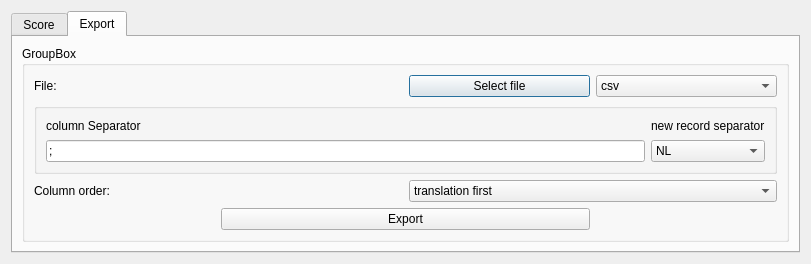
Qt form visulalisation_module/export_UI.ui (lewelyn7/Python-subtitles-translator) before a commit.
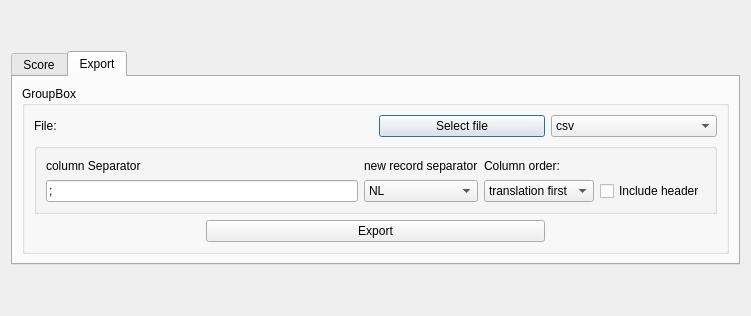
The same form after that commit.

```diff
--- a/visulalisation_module/export_UI.ui
+++ b/visulalisation_module/export_UI.ui
@@ -9,8 +9,8 @@
    <rect>
     <x>0</x>
     <y>0</y>
-    <width>811</width>
-    <height>239</height>
+    <width>751</width>
+    <height>316</height>
    </rect>
   </property>
   <property name="sizePolicy">
@@ -22,7 +22,7 @@
   <property name="maximumSize">
    <size>
     <width>16777215</width>
-    <height>239</height>
+    <height>316</height>
    </size>
   </property>
   <property name="windowTitle">
@@ -169,6 +169,20 @@
                </property>
               </widget>
              </item>
+             <item row="1" column="2">
+              <widget class="QComboBox" name="column_order_combo">
+               <item>
+                <property name="text">
+                 <string>translation first</string>
+                </property>
+               </item>
+               <item>
+                <property name="text">
+                 <string>word first</string>
+                </property>
+               </item>
+              </widget>
+             </item>
              <item row="1" column="1">
               <widget class="QComboBox" name="record_separator_combo_box">
                <item>
@@ -183,30 +197,23 @@
                </item>
               </widget>
              </item>
+             <item row="0" column="2">
+              <widget class="QLabel" name="column_order_lbl">
+               <property name="text">
+                <string>Column order:</string>
+               </property>
+              </widget>
+             </item>
+             <item row="1" column="3">
+              <widget class="QCheckBox" name="checkBox">
+               <property name="text">
+                <string>Include header</string>
+               </property>
+              </widget>
+             </item>
             </layout>
            </widget>
           </item>
-          <item row="2" column="0" colspan="2">
-           <widget class="QLabel" name="column_order_lbl">
-            <property name="text">
-             <string>Column order:</string>
-            </property>
-           </widget>
-          </item>
-          <item row="2" column="2" colspan="2">
-           <widget class="QComboBox" name="column_order_combo">
-            <item>
-             <property name="text">
-              <string>translation first</string>
-             </property>
-            </item>
-            <item>
-             <property name="text">
-              <string>word first</string>
-             </property>
-            </item>
-           </widget>
-          </item>
           <item row="3" column="1" colspan="2">
            <widget class="QPushButton" name="export_btn">
             <property name="text">
```
Left out of the diff: 61 changed lines with no effect on the pictures.
